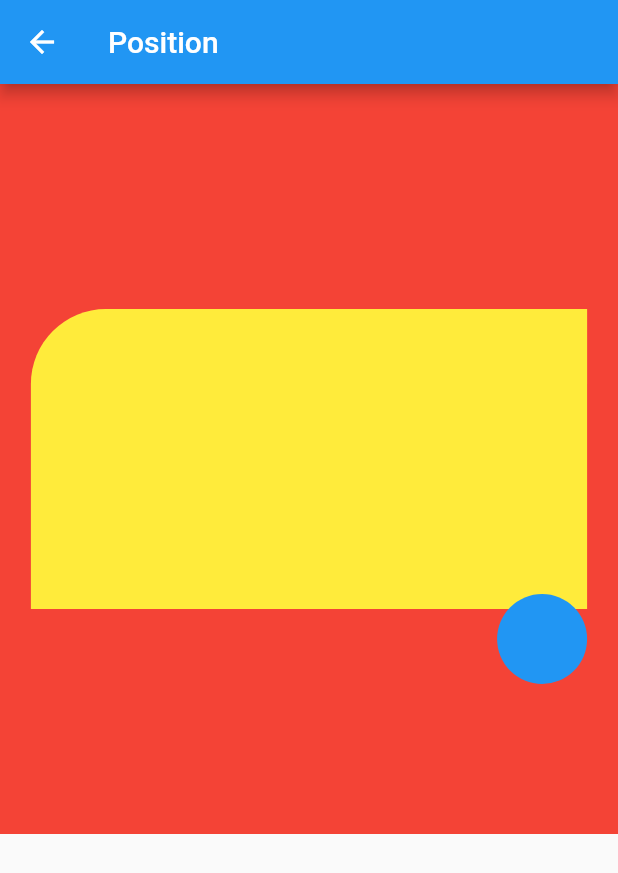
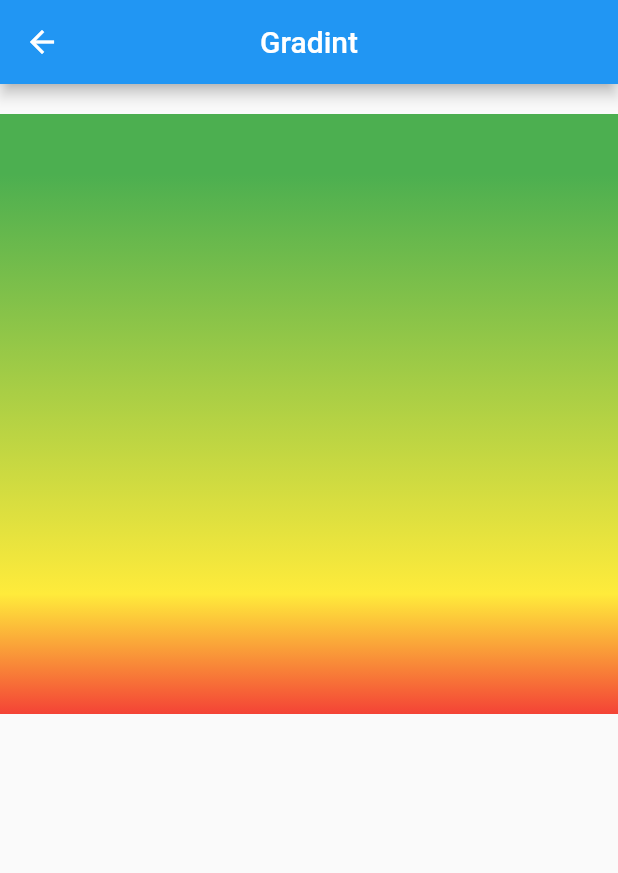
Before and after one commit to tohin222/flutter_design_all, a Flutter app: the screen it shows after launch, on a phone screen of 412 x 824 dp. Shown: the top 873 px of the screen. Run offline on Flutter 3.47's test engine with Material 2 defaults, Android fonts, the phone set to English and light mode, and no system bars.

Commit message:
gradient widgets added

```diff
--- /dev/null
+++ b/lib/gradient/gradient.dart
@@ -0,0 +1,39 @@
+import 'package:flutter/material.dart';
+
+class GradientPage extends StatelessWidget {
+  static final gradientRoute = '/gradient';
+  @override
+  Widget build(BuildContext context) {
+    return Scaffold(
+      appBar: AppBar(
+        title: Text('Gradint'),
+        centerTitle: true,
+      ),
+      body: ListView(
+        children: <Widget>[
+          SizedBox(height: 20,),
+          Container(
+            height: 400,
+            width: 200,
+            decoration: BoxDecoration(
+              gradient: LinearGradient(
+                begin: Alignment.topLeft,
+                end: Alignment.bottomLeft,
+                stops: [
+                  .1,
+                  .8,
+                  1,
+                ],
+                colors: [
+                  Colors.green,
+                  Colors.yellow,
+                  Colors.red
+                ]
+              )
+            ),
+          )
+        ],
+      ),
+    );
+  }
+}
--- a/lib/main.dart
+++ b/lib/main.dart
@@ -1,6 +1,7 @@
 import 'package:flutter/material.dart';
 import 'position/position.dart';
 import 'home_page.dart';
+import 'gradient/gradient.dart';
 void main() => runApp(MyApp());
 
 class MyApp extends StatelessWidget {
@@ -13,9 +14,10 @@ class MyApp extends StatelessWidget {
         primarySwatch: Colors.blue,
       ),
       home: MyHomePage(),
-      initialRoute: Position.potionRoute,
+      initialRoute: GradientPage.gradientRoute,
       routes: {
-          Position.potionRoute: (context)=> Position()
+          Position.potionRoute: (context)=> Position(),
+          GradientPage.gradientRoute: (context)=> GradientPage(),
       },
     );
   }
--- a/lib/position/position.dart
+++ b/lib/position/position.dart
@@ -31,7 +31,7 @@ class Position extends StatelessWidget {
                   radius: 30,
                   backgroundColor: Colors.blue,
                 )
-              )
+              ),
             ],
           ),
         ),
```
Also changed, not shown: lib/home_page.dart (+20 -1 lines).
